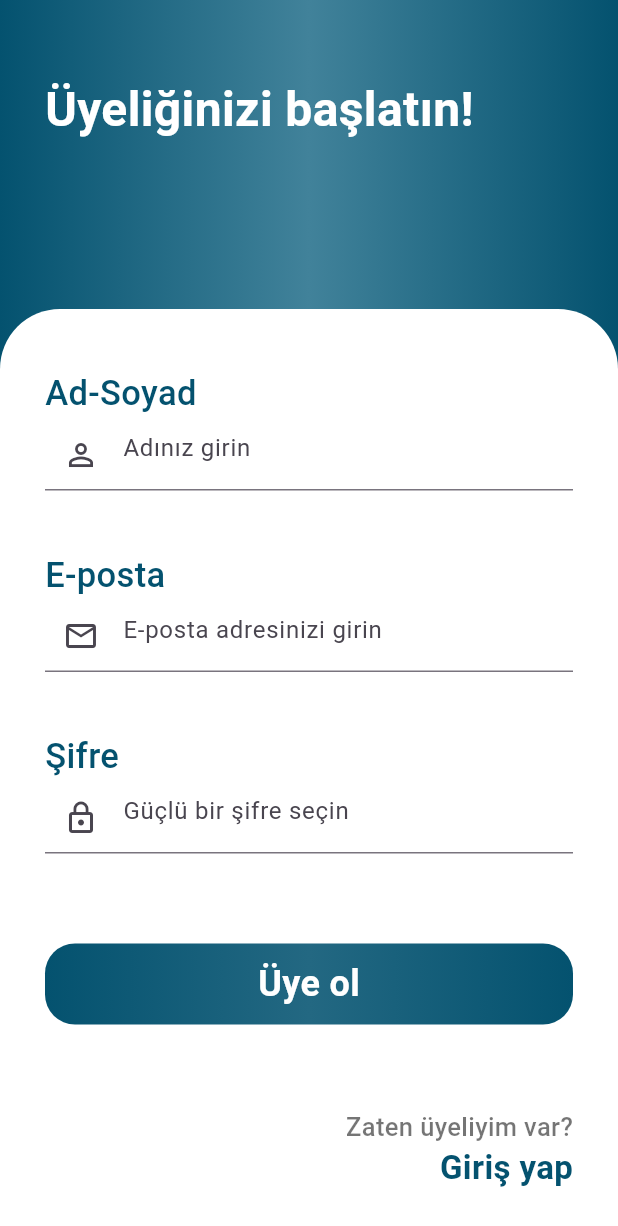
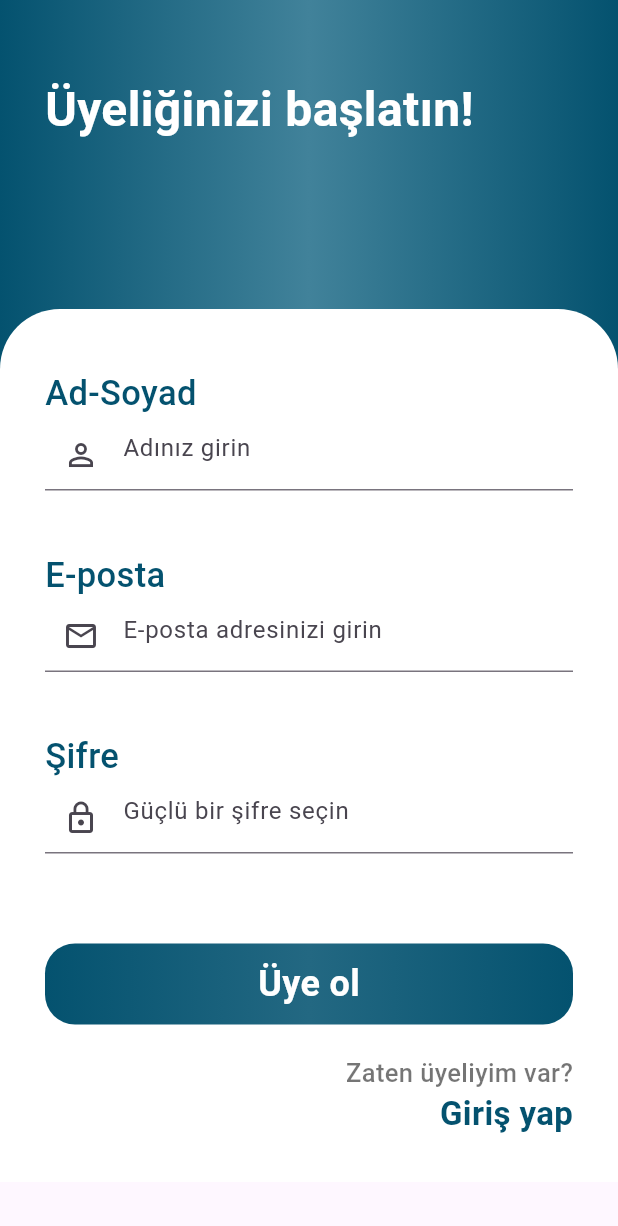
Before and after one commit to 19e9/MyKuaforShop, a Flutter app: the SingUp screen opened directly, on a phone screen of 412 x 824 dp. Shown: the top 1226 px of the screen. Run offline on Flutter 3.47's test engine with Material 3 defaults, Android fonts, the phone set to English and light mode, and no system bars; our stand-ins replace cloud_firestore, firebase_auth, firebase_core, random_string, shared_preferences; missing offline and left inert: flutter_recaptcha_v2_compat; accounts and stored records are empty.

Commit message:
Bug fixes and improvements.

```diff
--- a/lib/pages/signup.dart
+++ b/lib/pages/signup.dart
@@ -78,7 +78,8 @@ class _SignUpState extends State<SingUp> {
   @override
     Widget build(BuildContext context) {
     return Scaffold(
-      body: Container(
+      body: SingleChildScrollView(
+        child: Container(
           child: Stack(
             children: [
               Container(
@@ -105,10 +106,8 @@ class _SignUpState extends State<SingUp> {
               Container(
                 padding: EdgeInsets.only(
                     top: 40.0, left: 30.0, right: 30.0, bottom: 30.0),
-              margin:
-                  EdgeInsets.only(top: MediaQuery.of(context).size.height / 4),
-              height: MediaQuery.of(context).size.height,
-              width: MediaQuery.of(context).size.width,
+                margin: EdgeInsets.only(
+                    top: MediaQuery.of(context).size.height / 4),
                 decoration: BoxDecoration(
                     color: Colors.white,
                     borderRadius: BorderRadius.only(
@@ -195,8 +194,8 @@ class _SignUpState extends State<SingUp> {
                               name = namecontroller.text;
                               password = passwordcontroller.text;
                             });
+                            registration();
                           }
-                        registration();
                         },
                         child: Container(
                           padding: EdgeInsets.symmetric(vertical: 10.0),
@@ -218,7 +217,7 @@ class _SignUpState extends State<SingUp> {
                           )),
                         ),
                       ),
-                    Spacer(),
+                      SizedBox(height: 20.0),
                       Row(
                         mainAxisAlignment: MainAxisAlignment.end,
                         children: [
@@ -256,6 +255,7 @@ class _SignUpState extends State<SingUp> {
             ],
           ),
         ),
+      ),
     );
   }
 }
```
Lines whose indentation alone changed are shown as unchanged.
